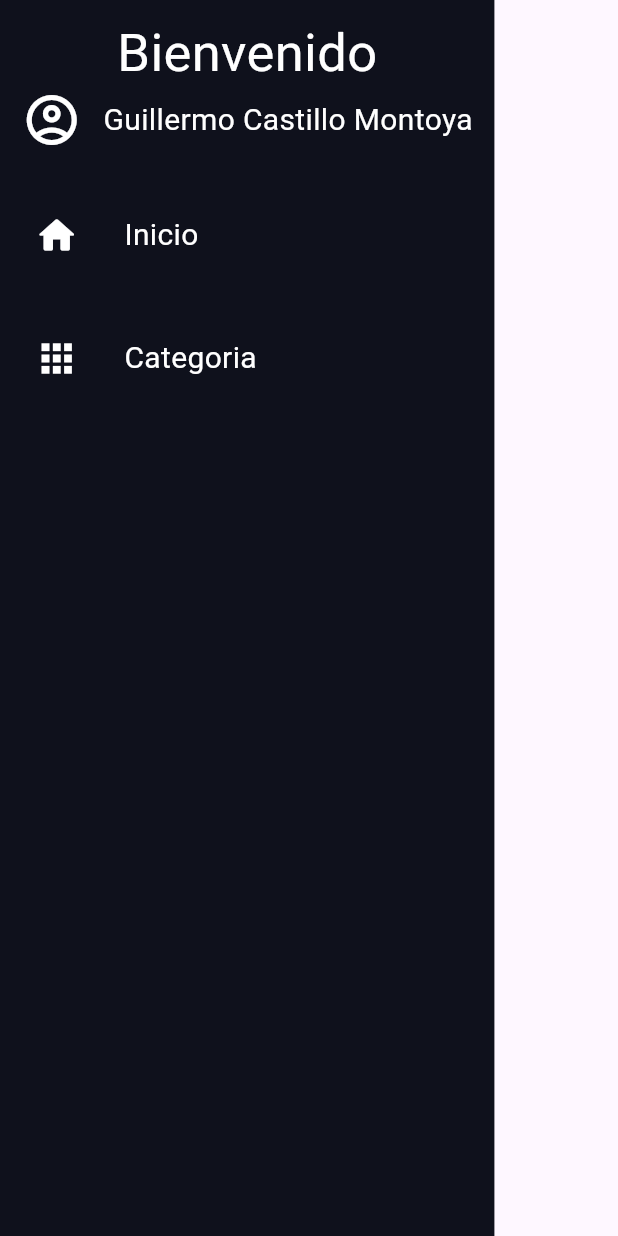
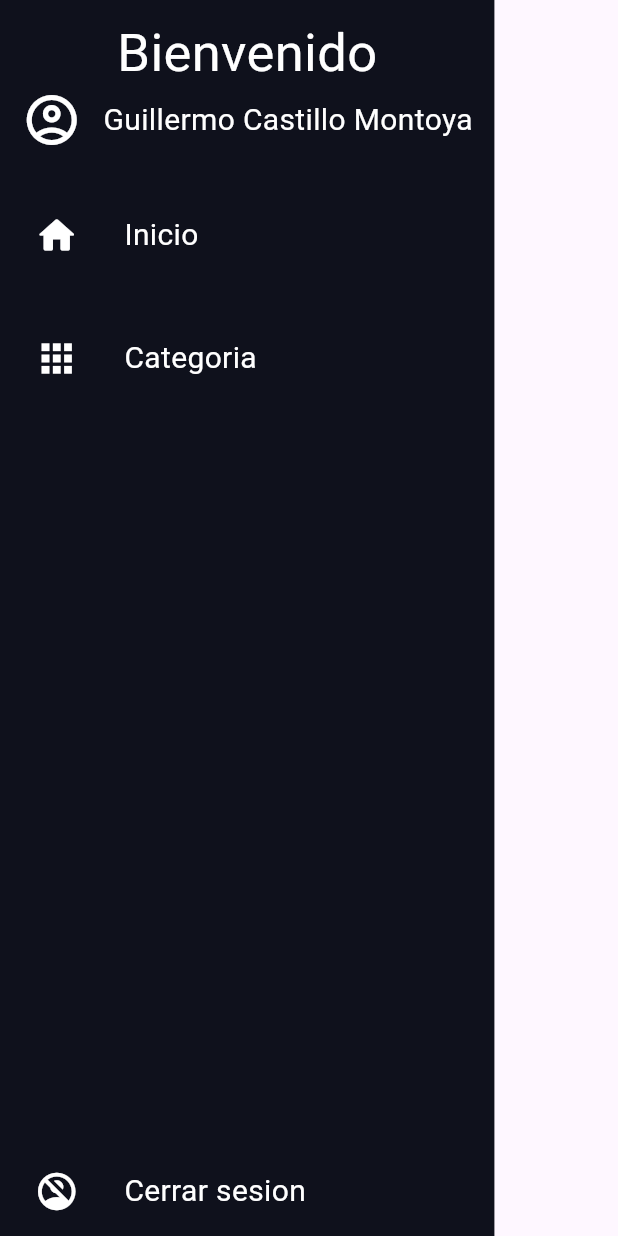
Before and after one commit to ScrobeZ/gin, a Flutter app: the DrawerView widget shown alone on an empty page, opened directly, on a phone screen of 412 x 824 dp. Run offline on Flutter 3.47's test engine with Material 3 defaults, Android fonts, the phone set to English and light mode, and no system bars; our stand-ins replace dio, firebase_auth, firebase_core, go_router; accounts and stored records are empty.

Commit message:
Se agrego boton para cerrar sesion

```diff
--- a/lib/views/home/drawer/drawer_view.dart
+++ b/lib/views/home/drawer/drawer_view.dart
@@ -60,7 +60,13 @@ class _DrawerViewState extends State<DrawerView> {
             () {
               model.navigateToCategory(context);
             },
-          )
+          ),
+          Spacer(),
+          _buildDrawerButton(context, 'Cerrar sesion', true, Icons.no_accounts,
+              () {
+            model.logOut(context);
+          }),
+          verticalMicroGap,
         ],
       ),
     );
@@ -75,7 +81,7 @@ class _DrawerViewState extends State<DrawerView> {
   ) {
     return GestureDetector(
       onTap: onPressed,
-      child: Container(
+      child: SizedBox(
         width: 300,
         height: 50,
         child: Padding(
@@ -91,7 +97,7 @@ class _DrawerViewState extends State<DrawerView> {
               horizontalBigGap,
               Text(
                 text,
-                style: TextStyle(fontSize: 20, color: Colors.white),
+                style: const TextStyle(fontSize: 20, color: Colors.white),
               ),
             ],
           ),
--- a/lib/views/home/drawer/drawer_view_model.dart
+++ b/lib/views/home/drawer/drawer_view_model.dart
@@ -1,10 +1,19 @@
 import 'package:flutter/material.dart';
 import 'package:gin/constants/strings.dart';
+import 'package:gin/services/auth_services.dart';
 import 'package:go_router/go_router.dart';
 
 class DrawerViewModel {
   bool isHome = true;
   bool isCategory = false;
+
+  final FirebaseAuthService _auth = FirebaseAuthService();
+
+  Future<void> logOut(BuildContext context) async {
+    await _auth.instance.signOut().then((value) {
+      context.go(startUpRoute);
+    });
+  }
 
   navigateToCategory(BuildContext context) {
     context.push(categoryRoute);
```
